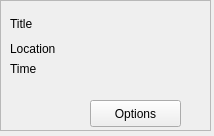
First picture: the form in sessionWidget.ui, repository yycho0108/OlinScheduler, before the edit.
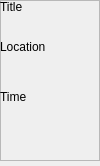
Second picture: the form after the edit.

Commit message: integrated data-fetching UI with the main application

What changed in the file:
```diff
--- a/sessionWidget.ui
+++ b/sessionWidget.ui
@@ -6,8 +6,8 @@
    <rect>
     <x>0</x>
     <y>0</y>
-    <width>214</width>
-    <height>136</height>
+    <width>100</width>
+    <height>166</height>
    </rect>
   </property>
   <property name="windowTitle">
@@ -24,8 +24,8 @@
     <rect>
      <x>0</x>
      <y>0</y>
-     <width>211</width>
-     <height>131</height>
+     <width>100</width>
+     <height>161</height>
     </rect>
    </property>
    <property name="frameShape">
@@ -37,52 +37,21 @@
    <property name="lineWidth">
     <number>5</number>
    </property>
-   <widget class="QPushButton" name="optionsBtn">
-    <property name="geometry">
-     <rect>
-      <x>90</x>
-      <y>100</y>
-      <width>91</width>
-      <height>27</height>
-     </rect>
-    </property>
-    <property name="text">
-     <string>Options</string>
-    </property>
-   </widget>
-   <widget class="QSplitter" name="splitter">
-    <property name="geometry">
-     <rect>
-      <x>10</x>
-      <y>10</y>
-      <width>167</width>
-      <height>27</height>
-     </rect>
-    </property>
-    <property name="orientation">
-     <enum>Qt::Horizontal</enum>
-    </property>
-    <widget class="QLabel" name="title">
-     <property name="text">
-      <string>Title</string>
-     </property>
-     <property name="wordWrap">
-      <bool>true</bool>
-     </property>
-    </widget>
-   </widget>
    <widget class="QLabel" name="location">
     <property name="geometry">
      <rect>
-      <x>10</x>
+      <x>0</x>
       <y>40</y>
-      <width>66</width>
-      <height>17</height>
+      <width>100</width>
+      <height>41</height>
      </rect>
     </property>
     <property name="text">
      <string>Location</string>
     </property>
+    <property name="alignment">
+     <set>Qt::AlignLeading|Qt::AlignLeft|Qt::AlignTop</set>
+    </property>
     <property name="wordWrap">
      <bool>true</bool>
     </property>
@@ -90,14 +59,36 @@
    <widget class="QLabel" name="time">
     <property name="geometry">
      <rect>
-      <x>10</x>
-      <y>60</y>
-      <width>66</width>
-      <height>17</height>
+      <x>0</x>
+      <y>90</y>
+      <width>100</width>
+      <height>61</height>
      </rect>
     </property>
     <property name="text">
      <string>Time</string>
+    </property>
+    <property name="alignment">
+     <set>Qt::AlignLeading|Qt::AlignLeft|Qt::AlignTop</set>
+    </property>
+    <property name="wordWrap">
+     <bool>true</bool>
+    </property>
+   </widget>
+   <widget class="QLabel" name="title">
+    <property name="geometry">
+     <rect>
+      <x>0</x>
+      <y>0</y>
+      <width>100</width>
+      <height>41</height>
+     </rect>
+    </property>
+    <property name="text">
+     <string>Title</string>
+    </property>
+    <property name="alignment">
+     <set>Qt::AlignLeading|Qt::AlignLeft|Qt::AlignTop</set>
     </property>
     <property name="wordWrap">
      <bool>true</bool>
```
The commit also changes 7 other files.
